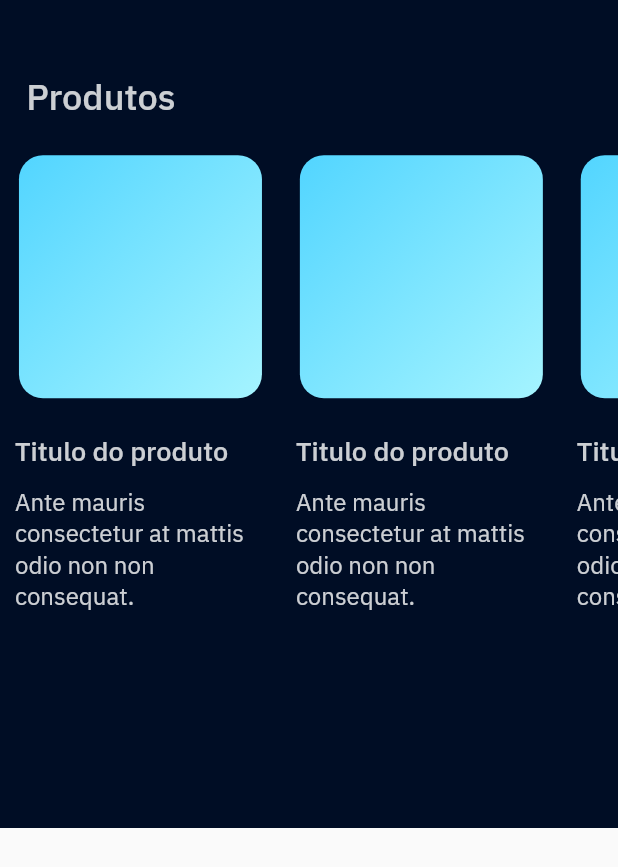
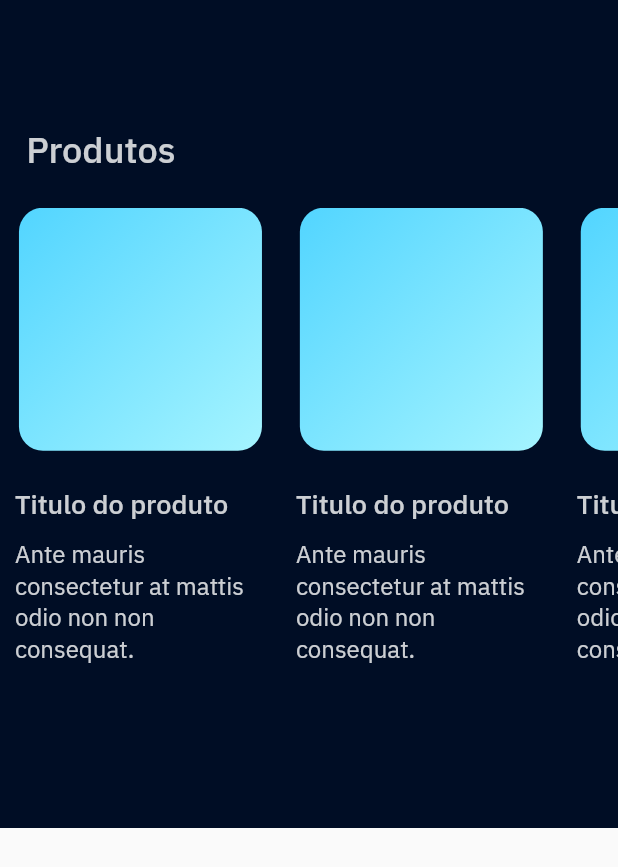
Before and after one commit to diegomors/speedup, a Flutter app: the screen it shows after launch, on a phone screen of 412 x 824 dp. Shown: the top 867 px of the screen. Run offline on Flutter 3.47's test engine with Material 2 defaults, Android fonts, the phone set to English and light mode, and no system bars; our stand-ins replace expandable_page_view.

Commit message:
correção do top da autura do produto do narrow

```diff
--- a/lib/modules/product/widgets/my_product_narrow.dart
+++ b/lib/modules/product/widgets/my_product_narrow.dart
@@ -12,7 +12,7 @@ class MyProductNarrow extends StatelessWidget {
       constraints: const BoxConstraints(maxHeight: 552),
       child: MyProductBackground(
         child: Padding(
-          padding: const EdgeInsets.symmetric(vertical: 40.0),
+          padding: const EdgeInsets.only(top: 70.0),
           child: Column(
             mainAxisAlignment: MainAxisAlignment.center,
             crossAxisAlignment: CrossAxisAlignment.center,
```
